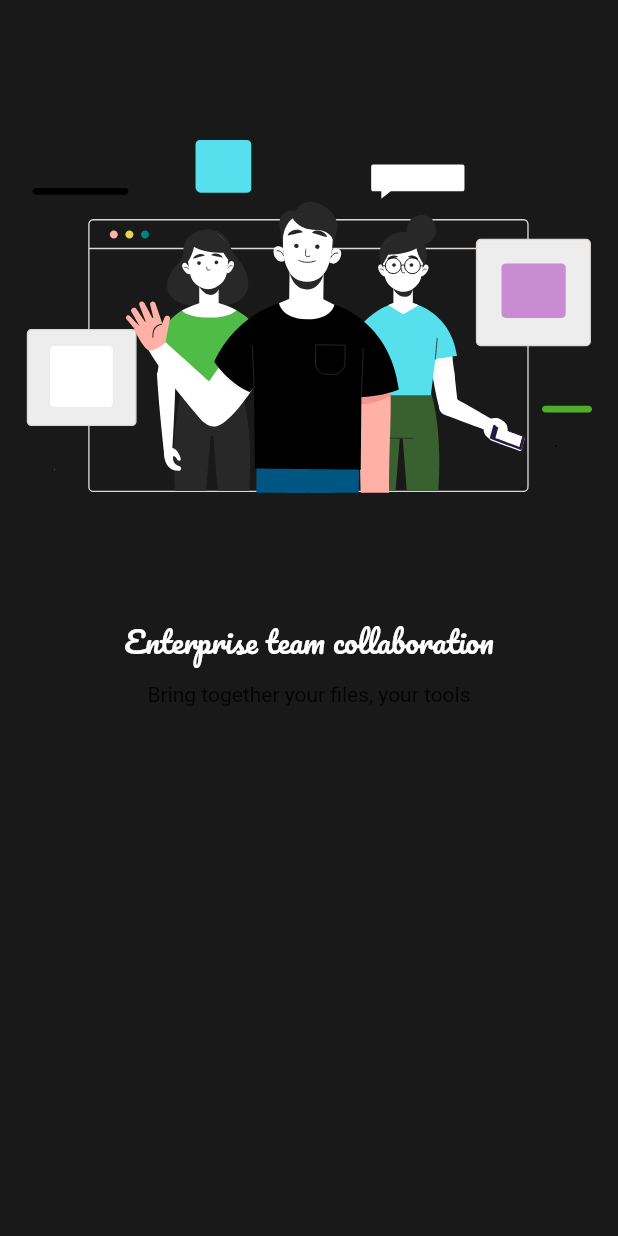
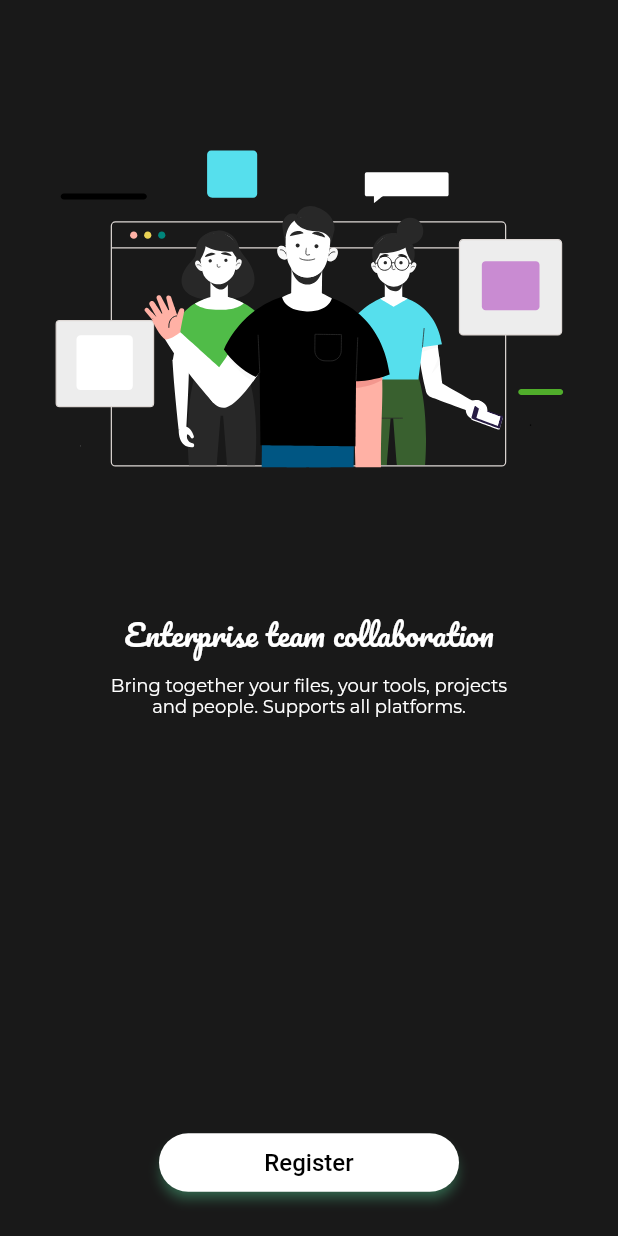
Before and after one commit to rishirizz/app_login, a Flutter app: the screen it shows after launch, on a phone screen of 412 x 824 dp. Run offline on Flutter 3.47's test engine with Material 2 defaults, Android fonts, the phone set to English and light mode, and no system bars; our stand-ins replace google_fonts, lottie; Roboto replaces fonts that are missing (Shanti).

Commit message:
UI corrected

```diff
--- a/lib/screens/welcome_screen.dart
+++ b/lib/screens/welcome_screen.dart
@@ -25,26 +25,81 @@ class _WelcomeScreenState extends State<WelcomeScreen> {
             }
           },
           child: Padding(
-            padding: const EdgeInsets.all(10.0),
+            padding: const EdgeInsets.fromLTRB(30, 5, 30, 5),
+            child: Column(
+              crossAxisAlignment: CrossAxisAlignment.center,
+              mainAxisAlignment: MainAxisAlignment.center,
+              children: [
+                Lottie.asset('images/login_lottie.json', height: 400),
+                Expanded(
                   child: Center(
                     child: Column(
                       children: [
-                  Lottie.asset('images/login_lottie.json', height: 400),
                         Text(
                           'Enterprise team collaboration',
                           style: GoogleFonts.pacifico(
                             textStyle: TextStyle(
                               color: Colors.white,
-                        fontSize: (global.isSmallDevice(context)) ? 20 : 40,
+                              fontSize:
+                                  (global.isSmallDevice(context)) ? 20 : 40,
                             ),
                           ),
                         ),
                         SizedBox(
                           height: 10,
                         ),
-                  Text('Bring together your files, your tools'),
+                        Padding(
+                          padding: (!global.isSmallDevice(context))
+                              ? const EdgeInsets.fromLTRB(80, 0, 80, 0)
+                              : const EdgeInsets.fromLTRB(40, 0, 40, 0),
+                          child: Text(
+                            'Bring together your files, your tools, projects and people. Supports all platforms.',
+                            textAlign: TextAlign.center,
+                            style: GoogleFonts.montserrat(
+                              textStyle: TextStyle(
+                                height: 1.2,
+                                color: Colors.white,
+                                fontSize:
+                                    (global.isSmallDevice(context)) ? 12 : 25,
+                              ),
+                            ),
+                          ),
+                        ),
                       ],
                     ),
+                  ),
+                ),
+                SizedBox(
+                  width: 200,
+                  child: ElevatedButton(
+                    style: ElevatedButton.styleFrom(
+                      primary: Colors.white,
+                      onPrimary: Colors.green,
+                      shadowColor: Colors.greenAccent,
+                      elevation: 3,
+                      shape: RoundedRectangleBorder(
+                        borderRadius: BorderRadius.circular(32.0),
+                      ),
+                    ),
+                    onPressed: () {},
+                    child: Padding(
+                      padding: const EdgeInsets.all(10.0),
+                      child: Text(
+                        'Register',
+                        style: GoogleFonts.shanti(
+                          textStyle: TextStyle(
+                            color: Colors.black,
+                            fontSize: (global.isSmallDevice(context)) ? 16 : 25,
+                          ),
+                        ),
+                      ),
+                    ),
+                  ),
+                ),
+                SizedBox(
+                  height: 20,
+                ),
+              ],
             ),
           ),
         ),
```
Lines whose indentation alone changed are shown as unchanged.
